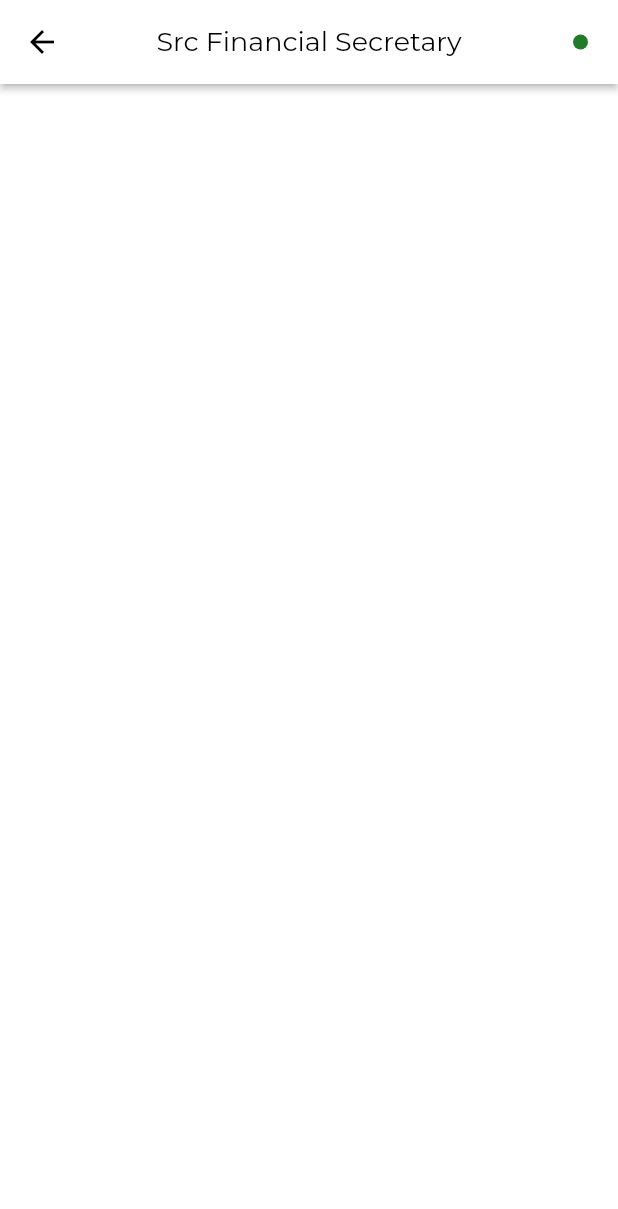
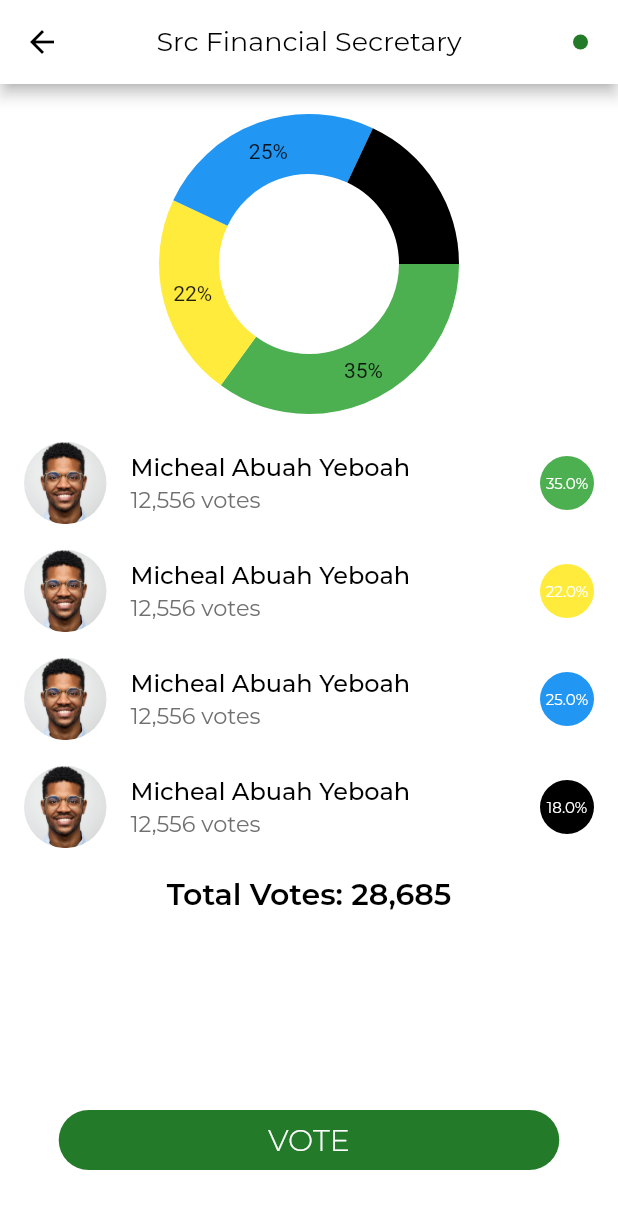
Before and after one commit to gyatashoa/votex, a Flutter app: the screen it shows after launch, after a tap on "Src Financial Secretary", on a phone screen of 412 x 824 dp. Shown: the top 1209 px of the screen. Run offline on Flutter 3.47's test engine with Material 2 defaults, Android fonts, the phone set to English and light mode, and no system bars; drawn by our look-alikes of fl_chart; our stand-ins replace fancy_bottom_navigation, google_fonts, responsive_builder, stacked, stacked_services.

Commit message:
done voting detail screen ui, with base ui

```diff
--- a/lib/theme/fonts.dart
+++ b/lib/theme/fonts.dart
@@ -42,3 +42,9 @@ final TextStyle onGoingText = GoogleFonts.montserrat(
 
 final TextStyle appBarTitle =
     GoogleFonts.poppins(color: Colors.black, fontSize: 25);
+
+final TextStyle smallWhiteText =
+    GoogleFonts.montserrat(color: Colors.white, fontSize: 10);
+
+final TextStyle boldBlackMediumText = GoogleFonts.montserrat(
+    fontSize: 20, color: Colors.black, fontWeight: FontWeight.w600);
--- a/lib/ui/view_model/voting_detail_view_model.dart
+++ b/lib/ui/view_model/voting_detail_view_model.dart
@@ -6,4 +6,6 @@ class VotingDetailViewModel extends BaseViewModel {
   final _navigator = locator<NavigationService>();
 
   void goBack() => _navigator.back();
+
+  void onVotePressed() {}
 }
--- a/lib/ui/views/voting_detail_view.dart
+++ b/lib/ui/views/voting_detail_view.dart
@@ -1,9 +1,12 @@
 import 'package:avatar_glow/avatar_glow.dart';
 import 'package:flutter/material.dart';
+import 'package:google_fonts/google_fonts.dart';
 import 'package:responsive_builder/responsive_builder.dart';
 import 'package:stacked/stacked.dart';
 import 'package:votex/models/voting_model.dart';
+import 'package:votex/theme/fonts.dart';
 import 'package:votex/ui/view_model/voting_detail_view_model.dart';
+import 'package:votex/ui/widgets/pie_chart.dart';
 
 class VotingDetailView extends StatelessWidget {
   final VotingModel dataModel;
@@ -29,6 +32,7 @@ class _MobileView extends StatelessWidget {
 
   @override
   Widget build(BuildContext context) {
+    final devSize = MediaQuery.of(context).size;
     return SafeArea(
       child: Scaffold(
         appBar: AppBar(
@@ -38,7 +42,7 @@ class _MobileView extends StatelessWidget {
                 Icons.arrow_back,
                 color: Colors.black,
               )),
-          elevation: 2,
+          elevation: 4,
           title: Text(
             this.data.pollTitle,
             style: Theme.of(context).textTheme.headline3,
@@ -60,7 +64,86 @@ class _MobileView extends StatelessWidget {
                 : SizedBox.shrink(),
           ],
         ),
-        body: Container(),
+        body: Container(
+          child: Stack(
+            children: [
+              Align(
+                  alignment: Alignment.bottomCenter,
+                  child: Container(
+                    width: double.infinity,
+                    padding: EdgeInsets.symmetric(
+                        horizontal: devSize.width * .095, vertical: 40),
+                    child: TextButton(
+                      onPressed: model.onVotePressed,
+                      child: Text(
+                        'VOTE',
+                        style: GoogleFonts.montserrat(color: Colors.white),
+                      ),
+                    ),
+                  )),
+              Positioned.fill(
+                  child: SingleChildScrollView(
+                child: Column(
+                  children: [
+                    Container(
+                      padding: EdgeInsets.only(top: 40),
+                      height: 200,
+                      child: PieChartWidget(
+                        model: this.data,
+                      ),
+                    ),
+                    SizedBox(
+                      height: 30,
+                    ),
+                    Column(
+                      children: this
+                          .data
+                          .contestants
+                          .asMap()
+                          .entries
+                          .map((e) => ListTile(
+                                leading: Container(
+                                  height: 55,
+                                  width: 55,
+                                  decoration: BoxDecoration(
+                                      shape: BoxShape.circle,
+                                      image: DecorationImage(
+                                          fit: BoxFit.cover,
+                                          image: AssetImage(
+                                              'assets/images/user_c.jpg'))),
+                                ),
+                                title: Text(
+                                  e.value,
+                                  style: Theme.of(context).textTheme.bodyText1,
+                                ),
+                                subtitle: Text(
+                                  '12,556 votes',
+                                  style: Theme.of(context).textTheme.subtitle1,
+                                ),
+                                trailing: CircleAvatar(
+                                  radius: 18,
+                                  child: Text(
+                                    '${this.data.values[e.key]}%',
+                                    style: smallWhiteText,
+                                  ),
+                                  backgroundColor: this.data.tags![e.key],
+                                ),
+                              ))
+                          .toList(),
+                    ),
+                    SizedBox(
+                      height: 10,
+                    ),
+                    Text(
+                      'Total Votes: 28,685',
+                      style: boldBlackMediumText,
+                    )
+                  ],
+                ),
+              ))
+            ],
+          ),
+        ),
       ),
     );
   }
--- /dev/null
+++ b/lib/ui/widgets/pie_chart.dart
@@ -0,0 +1,26 @@
+import 'package:fl_chart/fl_chart.dart';
+import 'package:flutter/material.dart';
+import 'package:votex/models/voting_model.dart';
+
+class PieChartWidget extends StatelessWidget {
+  final VotingModel? model;
+  const PieChartWidget({@required this.model, Key? key}) : super(key: key);
+
+  @override
+  Widget build(BuildContext context) {
+    return PieChart(PieChartData(
+        sections: model!.values
+            .asMap()
+            .entries
+            .map((e) => PieChartSectionData(
+                title: '${e.value.round()}%',
+                badgePositionPercentageOffset: .90,
+                color: model!.tags![e.key],
+                showTitle: true,
+                value: e.value))
+            .toList(),
+        sectionsSpace: 0,
+        centerSpaceRadius: 60));
+    ;
+  }
+}
```
